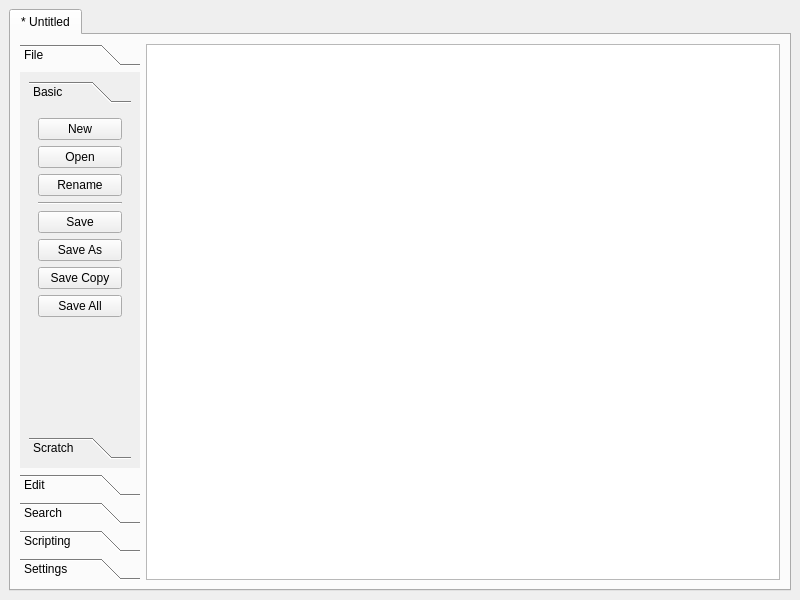
RyanDeBarros/Cerberus, file ui/MainWindow.ui: the form before one commit.
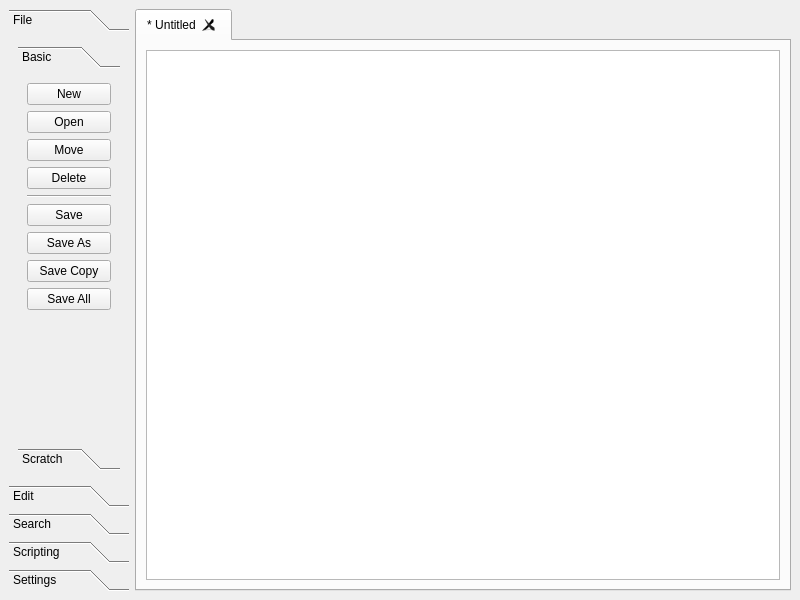
The form after the commit. The open tabs and pages were chosen to show the change.

Commit message: Dynamic tab adding/removing.

Diff of the .ui file:
```diff
--- a/ui/MainWindow.ui
+++ b/ui/MainWindow.ui
@@ -14,17 +14,7 @@
    <string>Cerberus</string>
   </property>
   <widget class="QWidget" name="centralwidget">
-   <layout class="QVBoxLayout" name="verticalLayout">
-    <item>
-     <widget class="QTabWidget" name="tabWidget">
-      <property name="currentIndex">
-       <number>0</number>
-      </property>
-      <widget class="QWidget" name="startingTab">
-       <attribute name="title">
-        <string>* Untitled</string>
-       </attribute>
-       <layout class="QHBoxLayout" name="horizontalLayout">
+   <layout class="QHBoxLayout" name="horizontalLayout_2">
         <item>
          <widget class="QToolBox" name="toolBox">
           <property name="sizePolicy">
@@ -48,7 +38,7 @@
              <x>0</x>
              <y>0</y>
              <width>120</width>
-             <height>385</height>
+         <height>432</height>
             </rect>
            </property>
            <attribute name="label">
@@ -66,7 +56,7 @@
                  <x>0</x>
                  <y>0</y>
                  <width>102</width>
-                 <height>307</height>
+             <height>354</height>
                 </rect>
                </property>
                <attribute name="label">
@@ -96,7 +86,14 @@
                 <item>
                  <widget class="QPushButton" name="fileBasicRename">
                   <property name="text">
-                   <string>Rename</string>
+               <string>Move</string>
+              </property>
+             </widget>
+            </item>
+            <item>
+             <widget class="QPushButton" name="fileBasicDelete">
+              <property name="text">
+               <string>Delete</string>
                   </property>
                  </widget>
                 </item>
@@ -149,7 +146,7 @@
                   <property name="sizeHint" stdset="0">
                    <size>
                     <width>20</width>
-                    <height>53</height>
+                <height>21</height>
                    </size>
                   </property>
                  </spacer>
@@ -312,6 +309,22 @@
           </widget>
          </widget>
         </item>
+    <item>
+     <widget class="QTabWidget" name="tabWidget">
+      <property name="currentIndex">
+       <number>0</number>
+      </property>
+      <property name="tabsClosable">
+       <bool>true</bool>
+      </property>
+      <property name="movable">
+       <bool>true</bool>
+      </property>
+      <widget class="QWidget" name="startingTab">
+       <attribute name="title">
+        <string>* Untitled</string>
+       </attribute>
+       <layout class="QHBoxLayout" name="horizontalLayout">
         <item>
          <widget class="QPlainTextEdit" name="textArea"/>
         </item>
```
Left out of the diff: 18 changed lines with no effect on the pictures. Lines whose indentation alone changed are shown as unchanged. The commit also changes 4 other files.
